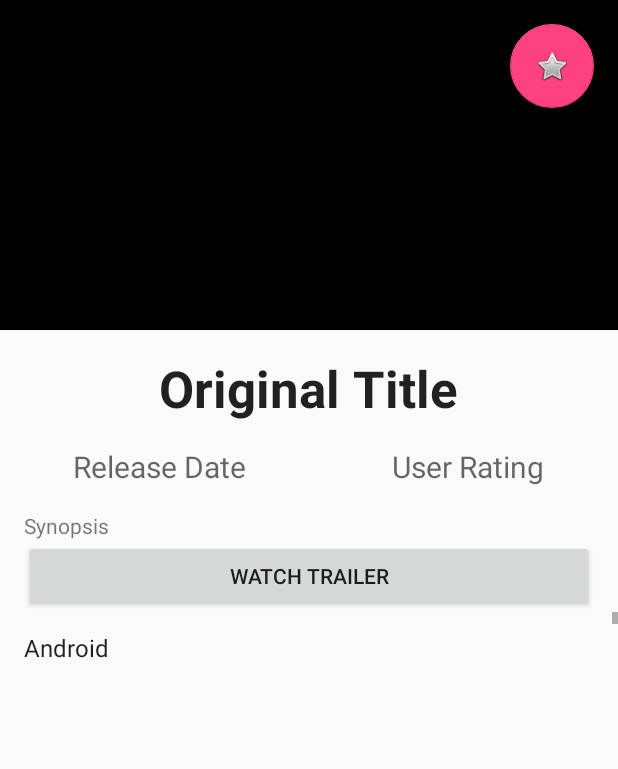
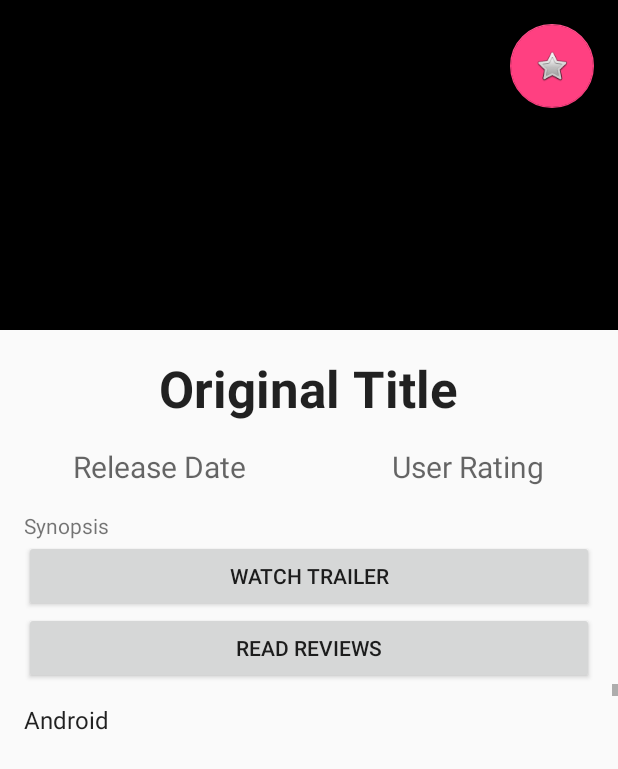
Before and after one commit to pdrogfer/PopularMoviesApp, an Android app: the FragmentDetails screen opened directly, with no data from a screen before it, on a phone screen of 412 x 824 dp. Shown: the top 769 px of the screen. Run offline under Robolectric (Android 15) with nearby library versions, the phone set to English and light mode, and no system bars; our stand-ins replace Picasso; libraries missing offline, so code that uses them is left out: com.loopj.android, cz.msebera.android; pictures from the network do not load; 8 statements that could not run were skipped.

Commit message:
fetch reviews ok

```diff
--- a/app/src/main/java/com/pgfmusic/popularmoviesapp/ui/FragmentDetails.java
+++ b/app/src/main/java/com/pgfmusic/popularmoviesapp/ui/FragmentDetails.java
@@ -23,7 +23,6 @@ import com.loopj.android.http.AsyncHttpResponseHandler;
 import com.pgfmusic.popularmoviesapp.DbHelper;
 import com.pgfmusic.popularmoviesapp.Movie;
 import com.pgfmusic.popularmoviesapp.R;
-import com.pgfmusic.popularmoviesapp.Review;
 import com.pgfmusic.popularmoviesapp.Utils;
 import com.squareup.picasso.Picasso;
 
@@ -45,11 +44,13 @@ public class FragmentDetails extends Fragment implements View.OnClickListener{
             tv_synopsis;
     FloatingActionButton isFavourite;
     Button btn_trailer;
+    Button btn_reviews;
     ListView lv_reviews;
     Movie tempMovie;
     Bundle movieDetails;
+    ArrayAdapter<String> adapterReviews;
 
-    ArrayList<Review> movieReviews;
+
 
     public FragmentDetails() {
     }
@@ -65,10 +66,12 @@ public class FragmentDetails extends Fragment implements View.OnClickListener{
         tv_synopsis = (TextView) rootView.findViewById(R.id.tvDetailsSynopsis);
         isFavourite = (FloatingActionButton) rootView.findViewById(R.id.btn_favourite);
         btn_trailer = (Button) rootView.findViewById(R.id.btn_trailer);
+        btn_reviews = (Button) rootView.findViewById(R.id.btn_reviews);
         lv_reviews = (ListView) rootView.findViewById(R.id.lv_reviews);
 
         isFavourite.setOnClickListener(this);
         btn_trailer.setOnClickListener(this);
+        btn_reviews.setOnClickListener(this);
 
         if (Utils.TABLET_MODE) {
             movieDetails = getArguments();
@@ -97,7 +100,6 @@ public class FragmentDetails extends Fragment implements View.OnClickListener{
 
         getTrailers(tempMovie.getId());
 
-        // getReviews(tempMovie.getId());
         String[] values = new String[] { "Android", "iPhone", "WindowsMobile",
                 "Blackberry", "WebOS", "Ubuntu", "Windows7", "Max OS X",
                 "Linux", "OS/2" };
@@ -105,14 +107,13 @@ public class FragmentDetails extends Fragment implements View.OnClickListener{
         for (int i = 0; i < values.length; i++) {
             list.add(values[i]);
         }
-        final ArrayAdapter<String> adapter = new ArrayAdapter<String>(getActivity(), android.R.layout.simple_list_item_1, list);
-        lv_reviews.setAdapter(adapter);
-
-
+        ArrayList<String> reviewsss = getMovieReviews(tempMovie.getId());
+        adapterReviews = new ArrayAdapter<String>(getActivity(), android.R.layout.simple_list_item_1, list);
+        lv_reviews.setAdapter(adapterReviews);
         return rootView;
     }
 
-    private void getReviews(int id) {
+    private ArrayList<String> getMovieReviews(int id) {
         Uri.Builder builder = new Uri.Builder();
         builder.scheme("http")
                 .authority("api.themoviedb.org")
@@ -139,9 +140,9 @@ public class FragmentDetails extends Fragment implements View.OnClickListener{
                         JSONObject jsonReview = jsonArray.getJSONObject(i);
                         String reviewAuthor = jsonReview.getString(tag_author);
                         Log.i(Utils.TAG, "Author: " + reviewAuthor);
-                        //String reviewContent = jsonReview.getString(tag_content);
-                        //Log.i(Utils.TAG, "Content: " + reviewContent);
-                        movieReviews.add(new Review(reviewAuthor, "")); //reviewContent));
+                        String reviewContent = jsonReview.getString(tag_content);
+                        Log.i(Utils.TAG, "Content: " + reviewContent);
+                        tempMovie.addReview(reviewAuthor);
                     }
                 } catch (UnsupportedEncodingException e) {
                     Log.i(Utils.TAG, "Reviews ERROR: " + e.toString());
@@ -156,6 +157,7 @@ public class FragmentDetails extends Fragment implements View.OnClickListener{
                 Log.i(Utils.TAG, "Reviews ERROR onFailure: " + error.toString());
             }
         });
+        return tempMovie.getReviews();
     }
 
     private void getTrailers(int id)  {
@@ -246,6 +248,10 @@ public class FragmentDetails extends Fragment implements View.OnClickListener{
                 Intent intent = new Intent(Intent.ACTION_VIEW, Uri.parse(Utils.YOUTUBE_BASE_URL + tempMovie.getTrailerKey()));
                 startActivity(intent);
                 break;
+            case R.id.btn_reviews:
+                adapterReviews.clear();
+                adapterReviews.addAll(tempMovie.getReviews());
+                adapterReviews.notifyDataSetChanged();
         }
     }
 
--- a/app/src/main/res/layout/fragment_details.xml
+++ b/app/src/main/res/layout/fragment_details.xml
@@ -92,12 +92,20 @@
         android:id="@+id/btn_trailer"
         android:layout_below="@id/tvDetailsSynopsis"
         android:text="Watch Trailer" />
+    <Button
+        android:layout_width="match_parent"
+        android:layout_height="wrap_content"
+        android:layout_marginLeft="16dp"
+        android:layout_marginRight="16dp"
+        android:id="@+id/btn_reviews"
+        android:layout_below="@id/btn_trailer"
+        android:text="Read Reviews" />
 
     <ListView
         android:layout_width="match_parent"
         android:layout_height="wrap_content"
         android:id="@+id/lv_reviews"
-        android:layout_below="@id/btn_trailer"/>
+        android:layout_below="@id/btn_reviews" />
 </RelativeLayout>
 
 </ScrollView>
```
Also changed, not shown: app/src/main/java/com/pgfmusic/popularmoviesapp/Movie.java (+17 -0 lines).
